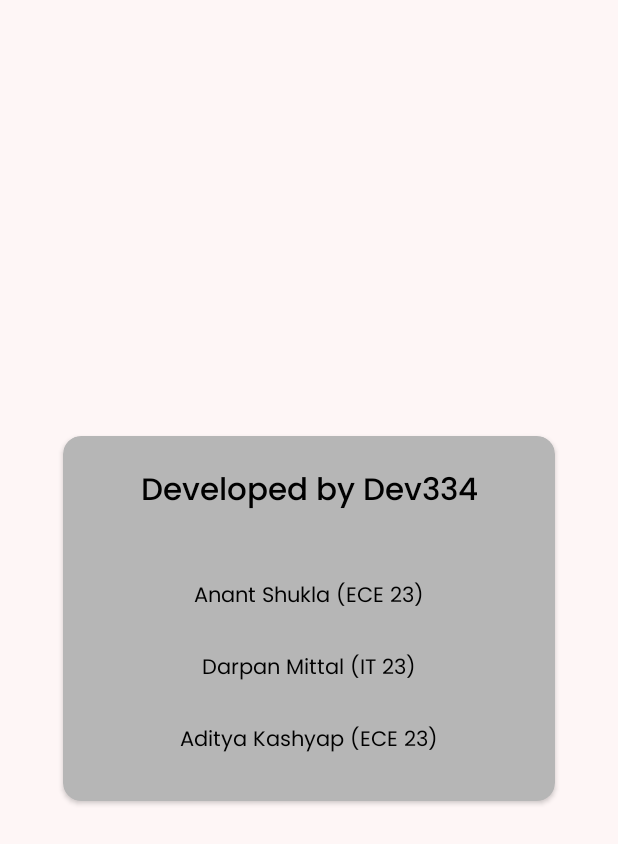
After one commit to 334Dev/LiteLo, an Android app: the layout contact_us_dailog.xml on its own in the app's theme, with its tools: preview values and no code run, on a phone screen of 412 x 824 dp. The commit adds this screen. Shown: the top 844 px of the screen. Run offline under Robolectric (Android 15) with nearby library versions, the phone set to English and light mode, and no system bars.

Commit message:
contact us added

```diff
--- /dev/null
+++ b/app/src/main/res/layout/contact_us_dailog.xml
@@ -0,0 +1,77 @@
+<?xml version="1.0" encoding="utf-8"?>
+<androidx.constraintlayout.widget.ConstraintLayout xmlns:android="http://schemas.android.com/apk/res/android"
+    android:layout_width="match_parent"
+    android:layout_height="match_parent"
+    xmlns:app="http://schemas.android.com/apk/res-auto">
+    <androidx.cardview.widget.CardView
+        android:layout_width="match_parent"
+        android:layout_height="wrap_content"
+        android:layout_marginStart="42dp"
+        android:layout_marginTop="24dp"
+        android:layout_marginEnd="42dp"
+        android:layout_marginBottom="24dp"
+        app:cardBackgroundColor="@color/Grey"
+        app:cardCornerRadius="12dp"
+        app:layout_constraintBottom_toBottomOf="parent"
+        app:layout_constraintEnd_toEndOf="parent"
+        app:layout_constraintStart_toStartOf="parent"
+        app:layout_constraintTop_toTopOf="parent">
+
+        <LinearLayout
+            android:layout_width="match_parent"
+            android:layout_height="match_parent"
+            android:orientation="vertical"
+            android:padding="16dp">
+
+            <TextView
+                android:id="@+id/event_dialog_name"
+                android:layout_width="match_parent"
+                android:layout_height="wrap_content"
+                android:layout_marginBottom="24dp"
+                android:fontFamily="@font/poppinsmedium"
+                android:gravity="center_horizontal"
+                android:padding="4dp"
+                android:text="Developed by Dev334"
+                android:textColor="@color/Text"
+                android:textSize="@dimen/_16ssp" />
+
+            <TextView
+                android:id="@+id/textView45"
+                android:layout_width="match_parent"
+                android:layout_height="wrap_content"
+                android:fontFamily="@font/poppinsregular"
+                android:paddingTop="12dp"
+                android:textColor="@color/Text"
+                android:paddingBottom="12dp"
+                android:text="Anant Shukla (ECE 23)"
+                android:textAlignment="center"
+                android:textSize="14sp" />
+
+            <TextView
+                android:id="@+id/textView46"
+                android:layout_width="match_parent"
+                android:layout_height="wrap_content"
+                android:fontFamily="@font/poppinsregular"
+                android:paddingTop="12dp"
+                android:paddingBottom="12dp"
+                android:text="Darpan Mittal (IT 23)"
+                android:textAlignment="center"
+                android:textColor="@color/Text"
+                android:textColorLink="@color/Text"
+                android:textSize="14sp" />
+            <TextView
+                android:id="@+id/textView47"
+                android:layout_width="match_parent"
+                android:layout_height="wrap_content"
+                android:fontFamily="@font/poppinsregular"
+                android:paddingTop="12dp"
+                android:paddingBottom="12dp"
+                android:text="Aditya Kashyap (ECE 23)"
+                android:textAlignment="center"
+                android:textColor="@color/Text"
+                android:textColorLink="@color/Text"
+                android:textSize="14sp" />
+
+        </LinearLayout>
+    </androidx.cardview.widget.CardView>
+</androidx.constraintlayout.widget.ConstraintLayout>
--- a/app/src/main/res/layout/dialog_add_event.xml
+++ b/app/src/main/res/layout/dialog_add_event.xml
@@ -141,7 +141,7 @@
                         android:ems="10"
                         android:fontFamily="@font/poppinsregular"
                         android:hint="Contact No."
-                        android:inputType="textPersonName"
+                        android:inputType="number|textPersonName"
                         android:paddingStart="16dp"
                         android:paddingTop="12dp"
                         android:paddingEnd="16dp"
@@ -192,7 +192,7 @@
                         android:ems="10"
                         android:fontFamily="@font/poppinsregular"
                         android:hint="Contact No."
-                        android:inputType="textPersonName"
+                        android:inputType="number|textPersonName"
                         android:paddingStart="16dp"
                         android:paddingTop="12dp"
                         android:paddingEnd="16dp"
```
Also changed, not shown: app/src/main/java/com/dev334/litelo/AdminActivity.java (+1 -8 lines), app/src/main/java/com/dev334/litelo/UI/settings/SettingsFragment.java (+16 -0 lines), app/src/main/res/layout/activity_admin.xml (+0 -34 lines).
